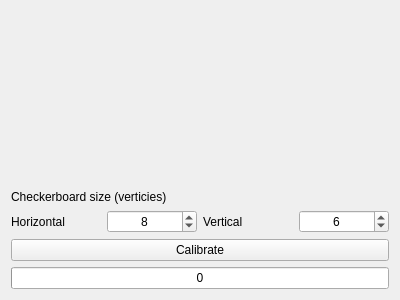
Qt form src/aiBoardGame/view/ui/calibrationWidget.ui (Menta25/AI-boardgame) before a commit.
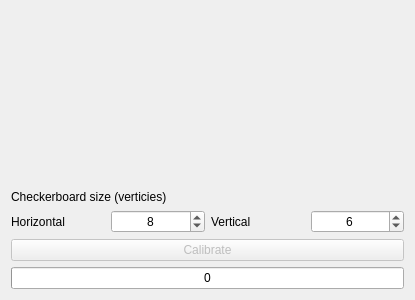
The same form after that commit.

Commit message: Feature: Add camera calibration through GUI

```diff
--- a/src/aiBoardGame/view/ui/calibrationWidget.ui
+++ b/src/aiBoardGame/view/ui/calibrationWidget.ui
@@ -6,7 +6,7 @@
    <rect>
     <x>0</x>
     <y>0</y>
-    <width>400</width>
+    <width>415</width>
     <height>300</height>
    </rect>
   </property>
@@ -87,6 +87,9 @@
      </item>
      <item>
       <widget class="QPushButton" name="calibrateButton">
+       <property name="enabled">
+        <bool>false</bool>
+       </property>
        <property name="text">
         <string>Calibrate</string>
        </property>
```
The commit also changes 4 other files.
